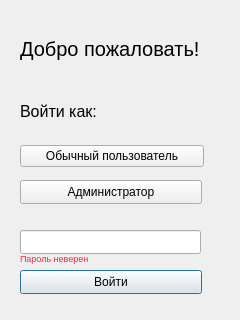
This is start.ui in d1mas334/PPO_KR2 as Qt 5 draws it before an edit. The edited form follows.
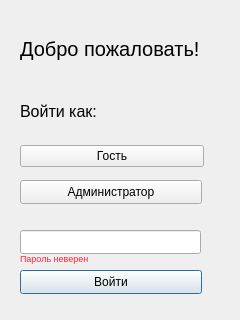
This is the edited form.

The edit to the form file:
```diff
--- a/start.ui
+++ b/start.ui
@@ -119,7 +119,7 @@
     <item>
      <widget class="QPushButton" name="pushButton_2">
       <property name="text">
-       <string>Обычный пользователь</string>
+       <string>Гость</string>
       </property>
      </widget>
     </item>
```
Left out of the diff: 4 changed lines with no effect on the pictures.
